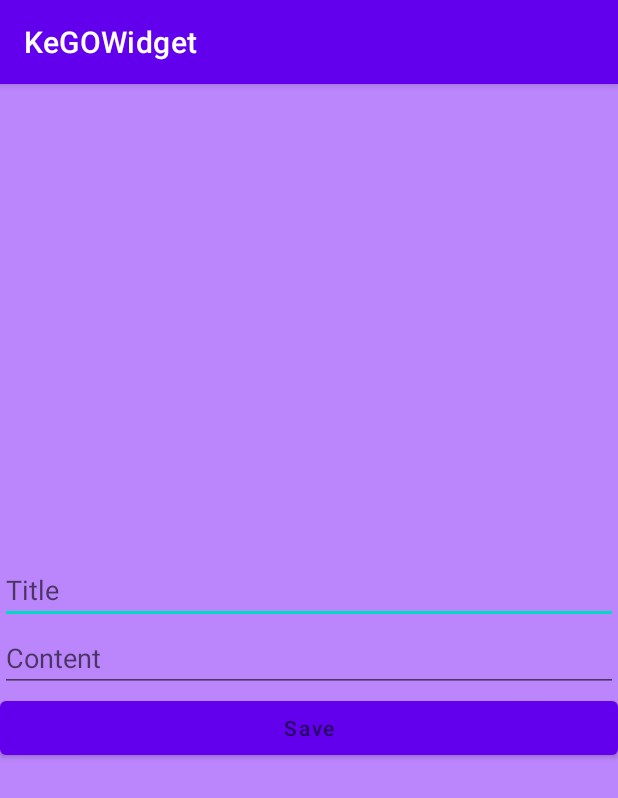
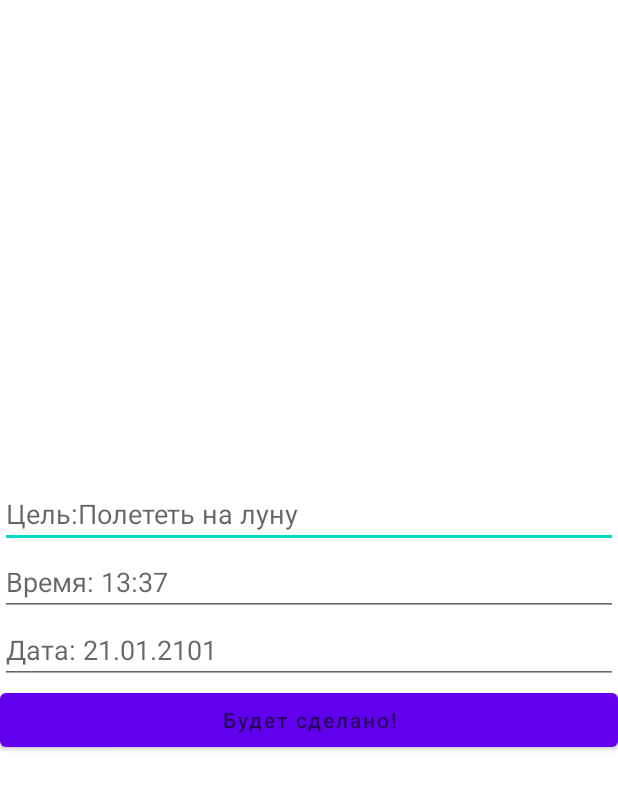
Before and after one commit to TeamPythonSharp/KeGO_client, an Android app: the screen it shows after launch (MainActivity), on a phone screen of 412 x 824 dp. Shown: the top 798 px of the screen. Run offline under Robolectric (Android 15) with nearby library versions, the phone set to English and light mode, and no system bars; libraries missing offline, so code that uses them is left out: io.paperdb; 1 statement that could not run was skipped.

Commit message:
Time Flows

```diff
--- a/app/src/main/AndroidManifest.xml
+++ b/app/src/main/AndroidManifest.xml
@@ -9,6 +9,7 @@
             android:roundIcon="@mipmap/ic_launcher_round"
             android:supportsRtl="true"
             android:theme="@style/Theme.KeGOWidget">
+
         <receiver
                 android:name=".KeGOWidget"
                 android:exported="true">
--- a/app/src/main/java/com/example/kegowidget/MainActivity.java
+++ b/app/src/main/java/com/example/kegowidget/MainActivity.java
@@ -1,7 +1,6 @@
 package com.example.kegowidget;
 
 
-import android.view.View;
 import android.widget.Button;
 import android.widget.EditText;
 import android.widget.Toast;
@@ -9,10 +8,16 @@ import androidx.appcompat.app.AppCompatActivity;
 import android.os.Bundle;
 import io.paperdb.Paper;
 
+import java.text.ParseException;
+import java.text.SimpleDateFormat;
+import java.util.Date;
+
 public class MainActivity extends AppCompatActivity {
 
-    Button btnSave;
-    EditText edtTitle, edtContent;
+    Button btnSave, btnRandom;
+    EditText  edtTarget, edtTime, edtDate;
+    private final String DATE_FORMAT = "HH:mm dd.MM.yyyy";
+    long diff_date;
 
     @Override
     protected void onCreate(Bundle savedInstanceState) {
@@ -21,19 +26,25 @@ public class MainActivity extends AppCompatActivity {
 
         Paper.init(this);
 
-        btnSave = (Button) findViewById(R.id.btn_save);
-        edtTitle = (EditText) findViewById(R.id.edt_tittle);
-        edtContent = (EditText) findViewById(R.id.edt_content);
+        btnSave = findViewById(R.id.btn_save);
+        edtTarget = findViewById(R.id.edt_target);
+        edtTime = findViewById(R.id.edt_time);
+        edtDate = findViewById(R.id.edt_date);
+        btnRandom = findViewById(R.id.rndm_btn);
 
-        btnSave.setOnClickListener(new View.OnClickListener() {
-            @Override
-            public void onClick(View view) {
-                Paper.book().write("Title",edtTitle.getText().toString());
-                Paper.book().write("Content",edtContent.getText().toString());
+        btnSave.setOnClickListener(view -> {
+            Paper.book().write("target","чтобы " + edtTarget.getText().toString());
+            SimpleDateFormat dateFormat = new SimpleDateFormat(DATE_FORMAT);
+            try {
+                Date event_date = dateFormat.parse(edtTime.getText().toString() + " " + edtDate.getText().toString());
+                Date current_date = new Date();
+                diff_date = event_date.getTime() - current_date.getTime();
 
-                Toast.makeText(MainActivity.this, "Save!!!",Toast.LENGTH_SHORT).show();
-
+            } catch (ParseException e) {
+                e.printStackTrace();
             }
+            Paper.book().write("data_and_time", diff_date);
+            Toast.makeText(MainActivity.this, "Поехали!",Toast.LENGTH_SHORT).show();
         });
     }
 }
--- a/app/src/main/res/layout/activity_main.xml
+++ b/app/src/main/res/layout/activity_main.xml
@@ -5,7 +5,7 @@
         xmlns:app="http://schemas.android.com/apk/res-auto"
         android:layout_width="match_parent"
         android:layout_height="match_parent"
-        android:background="@color/purple_200"
+        android:background="@color/white"
         tools:context=".MainActivity">
     <LinearLayout
             android:orientation="vertical"
@@ -14,20 +14,30 @@
             android:layout_width="match_parent">
 
         <EditText
-                android:id="@+id/edt_tittle"
-                android:hint="Title"
+                android:id="@+id/edt_target"
+                android:hint="@string/target_tint"
                 android:layout_height="wrap_content"
                 android:layout_width="match_parent"
-        />
+                style="@style/Widget.AppCompat.AutoCompleteTextView"/>
         <EditText
-                android:id="@+id/edt_content"
-                android:hint="Content"
+                android:layout_width="match_parent"
                 android:layout_height="wrap_content"
+                android:inputType="time"
+                android:hint="@string/time_hint"
+                android:maxLines="1"
+                android:maxLength="5"
+                android:id="@+id/edt_time"/>
+        <EditText
                 android:layout_width="match_parent"
-        />
+                android:layout_height="wrap_content"
+                android:inputType="date"
+                android:hint="@string/date_hint"
+                android:maxLines="1"
+                android:maxLength="10"
+                android:id="@+id/edt_date"/>
         <Button
                 android:id="@+id/btn_save"
-                android:hint="Save"
+                android:hint="@string/save_btn"
                 android:layout_height="wrap_content"
                 android:layout_width="match_parent"
         />
--- a/app/src/main/res/values/colors.xml
+++ b/app/src/main/res/values/colors.xml
@@ -7,6 +7,7 @@
     <color name="teal_700">#FF018786</color>
     <color name="black">#FF000000</color>
     <color name="white">#FFFFFFFF</color>
+    <color name="back">#333</color>
     <color name="light_blue_50">#FFE1F5FE</color>
     <color name="light_blue_200">#FF81D4FA</color>
     <color name="light_blue_600">#FF039BE5</color>
--- a/app/src/main/res/values/strings.xml
+++ b/app/src/main/res/values/strings.xml
@@ -1,6 +1,12 @@
 <resources>
     <string name="app_name">KeGOWidget</string>
-    <string name="appwidget_text">EXAMPLE</string>
+    <string name="time_hint">Время: 13:37</string>
+    <string name="date_hint">Дата: 21.01.2101</string>
+    <string name="target_tint">Цель:Полететь на луну</string>
+    <string name="rndm_target">Другая</string>
+    <string name="appwidget_title">У тебя всего лишь</string>
+    <string name="target_title">Введите цель</string>
+    <string name="save_btn">Будет сделано!</string>
     <string name="add_widget">Add widget</string>
     <string name="app_widget_description">This is an app widget description</string>
 </resources>
--- a/app/src/main/res/values/themes.xml
+++ b/app/src/main/res/values/themes.xml
@@ -1,6 +1,6 @@
 <resources xmlns:tools="http://schemas.android.com/tools">
     <!-- Base application theme. -->
-    <style name="Theme.KeGOWidget" parent="Theme.MaterialComponents.DayNight.DarkActionBar">
+    <style name="Theme.KeGOWidget" parent="Theme.MaterialComponents.DayNight.NoActionBar">
         <!-- Primary brand color. -->
         <item name="colorPrimary">@color/purple_500</item>
         <item name="colorPrimaryVariant">@color/purple_700</item>
--- a/app/src/main/res/xml/ke_g_o_widget_info.xml
+++ b/app/src/main/res/xml/ke_g_o_widget_info.xml
@@ -2,8 +2,8 @@
 <appwidget-provider xmlns:android="http://schemas.android.com/apk/res/android"
                     android:minWidth="250dp"
                     android:minHeight="110dp"
-                    android:updatePeriodMillis="86400000"
-                    android:previewImage="@drawable/example_appwidget_preview"
+                    android:updatePeriodMillis="5000"
+                    android:previewImage="@drawable/myex"
                     android:initialLayout="@layout/ke_g_o_widget"
                     android:description="@string/app_widget_description"
                     android:resizeMode="horizontal|vertical"
--- a/settings.gradle
+++ b/settings.gradle
@@ -6,5 +6,5 @@ dependencyResolutionManagement {
         jcenter() // Warning: this repository is going to shut down soon
     }
 }
-rootProject.name = "KeGOWidget"
+rootProject.name = "KeGO_client"
 include ':app'
```
Also changed, not shown: app/src/main/java/com/example/kegowidget/KeGOWidget.java (+55 -4 lines), app/src/main/res/layout/ke_g_o_widget.xml (+28 -14 lines), app/src/main/res/drawable-nodpi/myex.png (added). Lines whose indentation alone changed are shown as unchanged.
